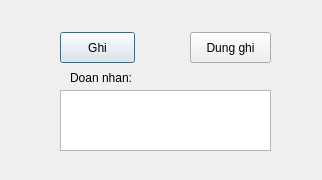
This is Lab2/gui.ui in niits/INT3411 as Qt 5 draws it before an edit. The edited form follows.
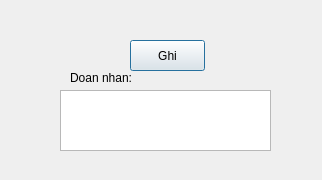
This is the edited form.

The edit to the form file:
```diff
--- a/Lab2/gui.ui
+++ b/Lab2/gui.ui
@@ -29,8 +29,8 @@
   <widget class="QPushButton" name="startButton">
    <property name="geometry">
     <rect>
-     <x>60</x>
-     <y>32</y>
+     <x>130</x>
+     <y>40</y>
      <width>75</width>
      <height>31</height>
     </rect>
@@ -39,19 +39,6 @@
     <string>Ghi</string>
    </property>
   </widget>
-  <widget class="QPushButton" name="pushButton">
-   <property name="geometry">
-    <rect>
-     <x>190</x>
-     <y>32</y>
-     <width>81</width>
-     <height>31</height>
-    </rect>
-   </property>
-   <property name="text">
-    <string>Dung ghi</string>
-   </property>
-  </widget>
   <widget class="QTextBrowser" name="textBrowser">
    <property name="geometry">
     <rect>
```
Left out of the diff: 2 changed lines with no effect on the pictures.
